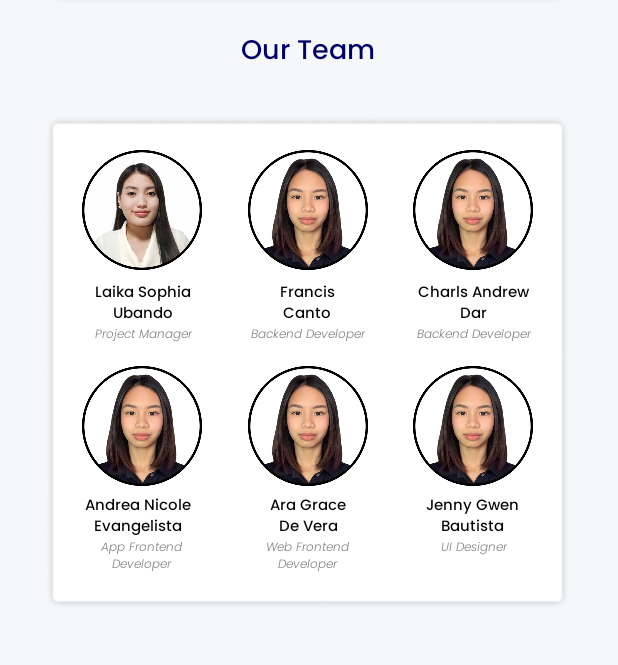
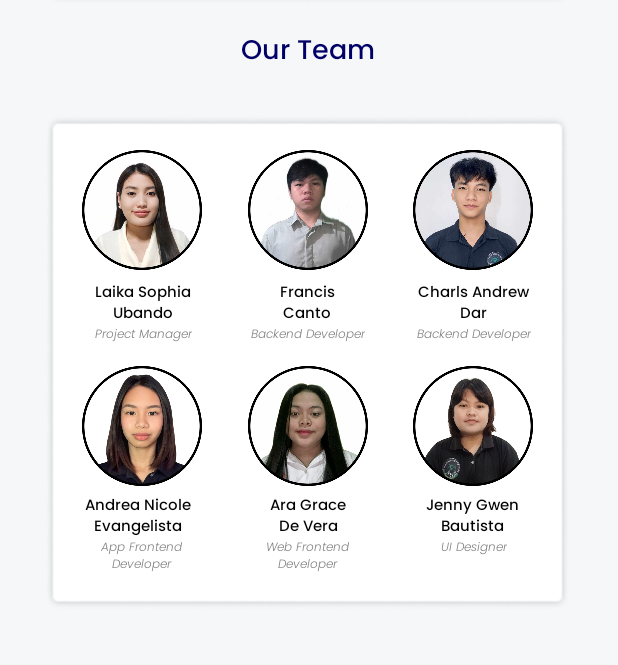
Before and after one commit to FrancisCanto/Barangay_Document_Request_System, an Android app: the InfoActivity screen opened directly, with no data from a screen before it, on a phone screen of 412 x 824 dp, the part 481-1146 px from its top. Run offline under Robolectric (Android 15) with nearby library versions, the phone set to English and light mode, and no system bars.

Commit message:
Update activity_info.xml

```diff
--- a/app/src/main/res/layout/activity_info.xml
+++ b/app/src/main/res/layout/activity_info.xml
@@ -120,7 +120,7 @@
             android:id="@+id/imageView3"
             android:layout_width="80dp"
             android:layout_height="80dp"
-            android:background="@drawable/andrea"
+            android:background="@drawable/ara"
             app:layout_constraintBottom_toBottomOf="parent"
             app:layout_constraintEnd_toEndOf="parent"
             app:layout_constraintStart_toStartOf="parent"
@@ -132,7 +132,7 @@
             android:id="@+id/imageView4"
             android:layout_width="80dp"
             android:layout_height="80dp"
-            android:background="@drawable/andrea"
+            android:background="@drawable/jenny"
             app:layout_constraintBottom_toBottomOf="parent"
             app:layout_constraintEnd_toEndOf="parent"
             app:layout_constraintHorizontal_bias="0.94"
@@ -315,7 +315,7 @@
         <ImageView
             android:layout_width="80dp"
             android:layout_height="80dp"
-            android:background="@drawable/andrea"
+            android:background="@drawable/francis"
             app:layout_constraintBottom_toBottomOf="parent"
             app:layout_constraintEnd_toEndOf="parent"
             app:layout_constraintStart_toStartOf="parent"
@@ -325,7 +325,7 @@
         <ImageView
             android:layout_width="80dp"
             android:layout_height="80dp"
-            android:background="@drawable/andrea"
+            android:background="@drawable/dar"
             app:layout_constraintBottom_toBottomOf="parent"
             app:layout_constraintEnd_toEndOf="parent"
             app:layout_constraintHorizontal_bias="0.94"
```
